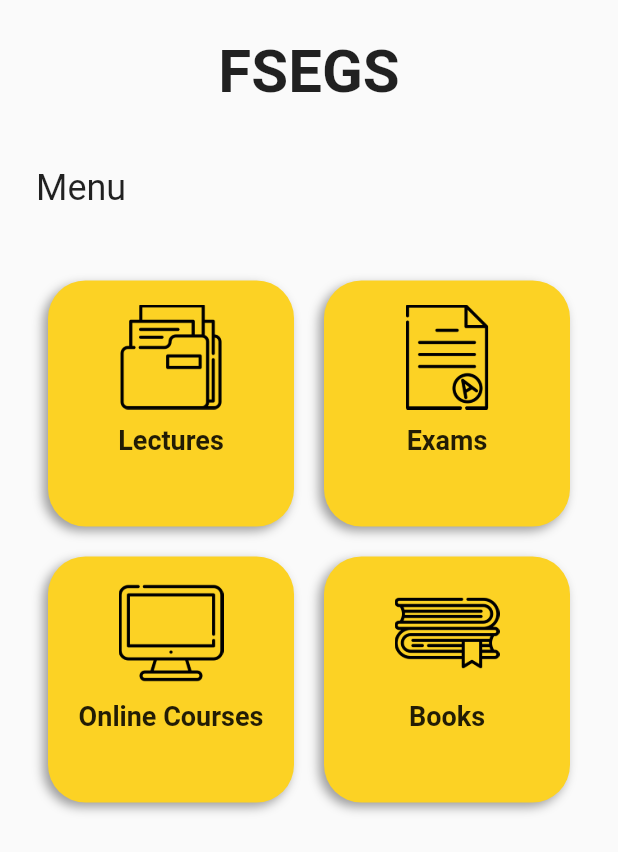
After one commit to wahbi-baklouti7/FSEG-Sousse, a Flutter app: the HomeView screen opened directly, on a phone screen of 412 x 824 dp. The commit adds this screen. Shown: the top 852 px of the screen. Run offline on Flutter 3.47's test engine with Material 2 defaults, Android fonts, the phone set to English and light mode, and no system bars; our stand-ins replace firebase_auth, firebase_core, fluttertoast, google_fonts, google_sign_in; accounts and stored records are empty.

Commit message:
build home screen

```diff
--- a/lib/constants/app_images.dart
+++ b/lib/constants/app_images.dart
@@ -2,7 +2,7 @@ class AppImages {
 
   static const String ADD_PDF="assets/images/addPdf.png";
   static const String BOOKS="assets/images/books.png";
-  static const String COURSES="assets/images/course.png";
+  static const String Lectures="assets/images/course.png";
   static const String EXAMS="assets/images/exams.png";
   static const String ONINE_COURSE="assets/images/onlineCourse.png";
   static const String PDF_FILE="assets/images/pdfFile.png";
--- /dev/null
+++ b/lib/models/menuChoiceModel.dart
@@ -0,0 +1,17 @@
+import 'package:fseg_sousse/constants/app_images.dart';
+
+class MenuChoiceModel {
+  final String title;
+  final String icon;
+
+  MenuChoiceModel({required this.title, required this.icon});
+
+
+}
+
+List<MenuChoiceModel> menuChoices = [
+    MenuChoiceModel(title: "Lectures", icon: AppImages.Lectures),
+    MenuChoiceModel(title: "Exams", icon: AppImages.EXAMS),
+    MenuChoiceModel(title: "Online Courses", icon: AppImages.ONINE_COURSE),
+    MenuChoiceModel(title: "Books", icon: AppImages.BOOKS),
+  ];
--- /dev/null
+++ b/lib/views/home/homeView.dart
@@ -0,0 +1,59 @@
+import 'package:flutter/material.dart';
+import 'package:fseg_sousse/constants/app_size.dart';
+import 'package:fseg_sousse/models/menuChoiceModel.dart';
+import 'package:fseg_sousse/views/home/widgets/homeLocalWidget.dart';
+import 'package:google_fonts/google_fonts.dart';
+
+class HomeView extends StatelessWidget {
+  static const String id = "Home";
+  const HomeView({Key? key}) : super(key: key);
+
+  @override
+  Widget build(BuildContext context) {
+    return Scaffold(
+        body: SafeArea(
+      child: Container(
+        margin: AppSize.APP_PADDING,
+        child: Column(children: [
+          Row(mainAxisAlignment: MainAxisAlignment.center, children: [
+            Text("FSEGS",
+                style: GoogleFonts.roboto(
+                    fontSize: 40, fontWeight: FontWeight.bold)),
+          ]),
+          SizedBox(height: 40),
+          Row(
+            mainAxisAlignment: MainAxisAlignment.start,
+            children: [Text("Menu", style: GoogleFonts.roboto(fontSize: 24))],
+          ),
+          SizedBox(
+            height: 48,
+          ),
+          Expanded(
+            child: GridView.builder(
+                padding: EdgeInsets.symmetric(horizontal: 8),
+                physics: BouncingScrollPhysics(),
+                scrollDirection: Axis.vertical,
+                // shrinkWrap: true,
+                itemCount: menuChoices.length,
+                gridDelegate: SliverGridDelegateWithFixedCrossAxisCount(
+                  crossAxisCount: 2,
+                  mainAxisSpacing: 20,
+                  crossAxisSpacing: 20,
+                ),
+                itemBuilder: (context, index) {
+                  return GestureDetector(
+                    onTap: () {
+                      Navigator.pushNamed(context, menuChoices[index].title,
+                          arguments: menuChoices[index]);
+                    },
+                    child: SelectedCard(
+                      choice: menuChoices[index],
+                    ),
+                  );
+                }),
+          )
+        ]),
+      ),
+    ));
+  }
+}
--- /dev/null
+++ b/lib/views/home/widgets/homeLocalWidget.dart
@@ -0,0 +1,49 @@
+import 'package:flutter/material.dart';
+import 'package:fseg_sousse/constants/app_colors.dart';
+import 'package:fseg_sousse/models/menuChoiceModel.dart';
+import 'package:google_fonts/google_fonts.dart';
+
+class SelectedCard extends StatelessWidget {
+  final MenuChoiceModel choice;
+  SelectedCard({required this.choice});
+  @override
+  Widget build(BuildContext context) {
+    return Container(
+      height: 350,
+      decoration: BoxDecoration(
+          color: AppColors.PRIMARY_COLOR,
+          borderRadius: BorderRadius.circular(25),
+          boxShadow: [
+            BoxShadow(
+              blurRadius: 5,
+              color: Colors.grey,
+              offset: Offset(-3, 3),
+              spreadRadius: 0,
+            )
+          ]),
+      child: Center(
+        child: Padding(
+          padding: const EdgeInsets.only(top: 16),
+          child: Column(
+            // mainAxisAlignment: MainAxisAlignment.center,
+            children: [
+              Image(
+                image: AssetImage(choice.icon),
+                height: 70,
+              ),
+              SizedBox(
+                height: 10,
+              ),
+              Text(
+                choice.title,
+                textAlign: TextAlign.center,
+                style: GoogleFonts.roboto(
+                    fontSize: 18, fontWeight: FontWeight.w600),
+              )
+            ],
+          ),
+        ),
+      ),
+    );
+  }
+}
```
